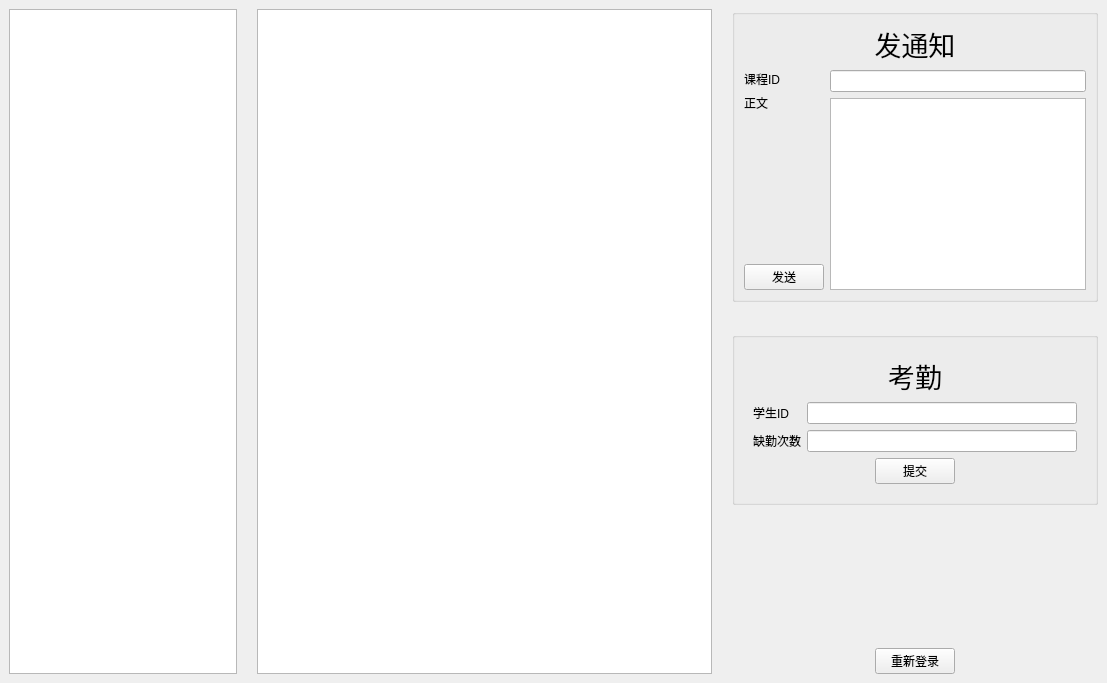
CSLP/CPP, file Jobs-of-SoftwareEngineer/Codeing/Scut/teacher.ui: the form before one commit.
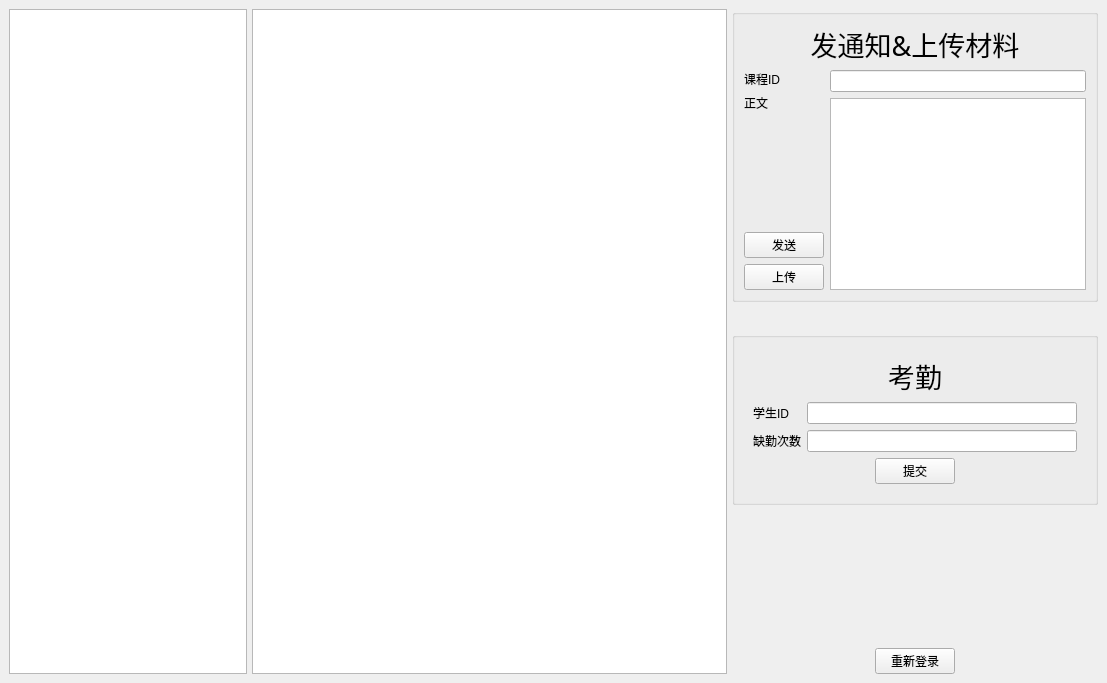
The form after the commit.

Patch:
```diff
--- a/Jobs-of-SoftwareEngineer/Codeing/Scut/teacher.ui
+++ b/Jobs-of-SoftwareEngineer/Codeing/Scut/teacher.ui
@@ -18,7 +18,7 @@
     <item>
      <layout class="QHBoxLayout" name="horizontalLayout" stretch="1,2,0">
       <property name="spacing">
-       <number>20</number>
+       <number>5</number>
       </property>
       <item>
        <widget class="QListWidget" name="listWidget"/>
@@ -48,7 +48,7 @@
                 </font>
                </property>
                <property name="text">
-                <string>发通知</string>
+                <string>发通知&amp;上传材料</string>
                </property>
                <property name="alignment">
                 <set>Qt::AlignCenter</set>
@@ -96,6 +96,13 @@
                    </property>
                   </widget>
                  </item>
+                 <item>
+                  <widget class="QPushButton" name="pushButton_5">
+                   <property name="text">
+                    <string>上传</string>
+                   </property>
+                  </widget>
+                 </item>
                 </layout>
                </item>
                <item>
```
Left out of the diff: 2 changed lines with no effect on the pictures.
